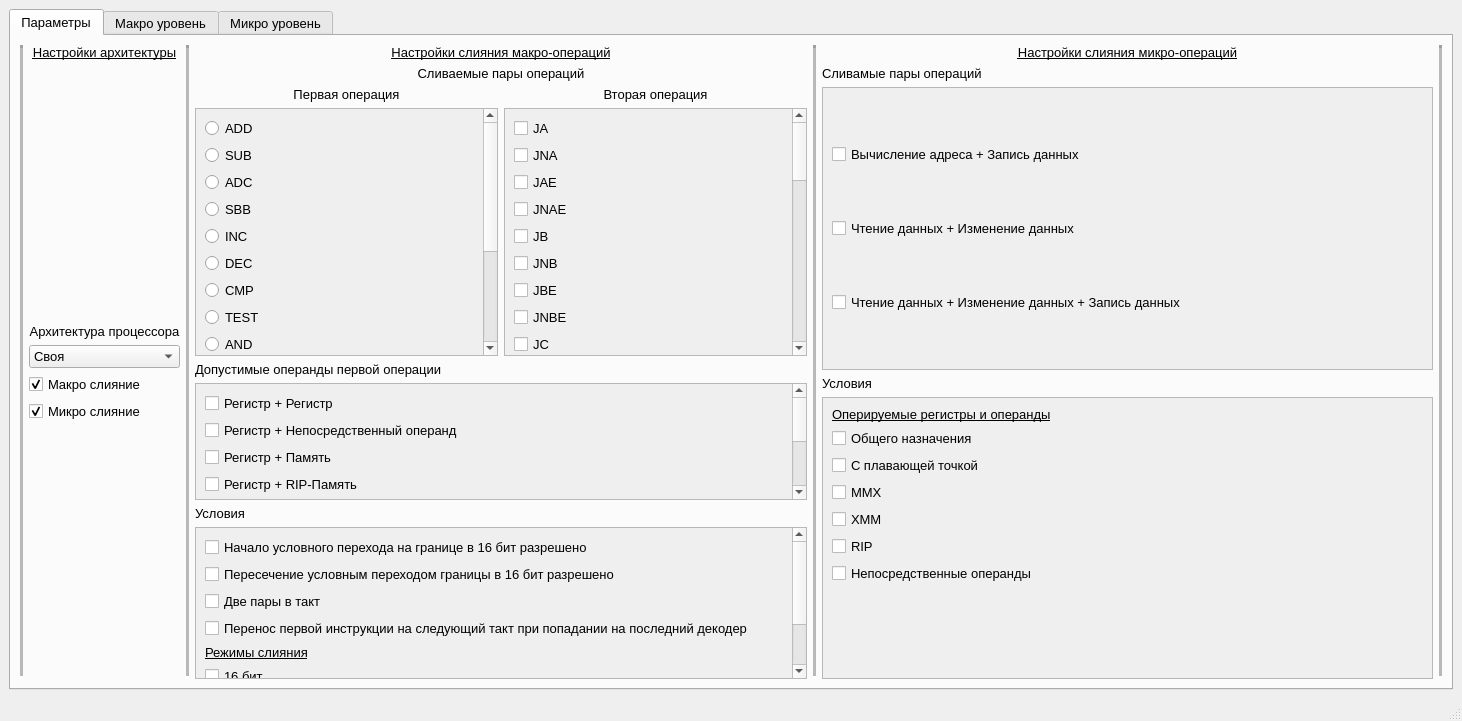
Before: the Qt Designer form mainwindow.ui in Nemilad/Fusion_Simulator, drawn with Qt 5.
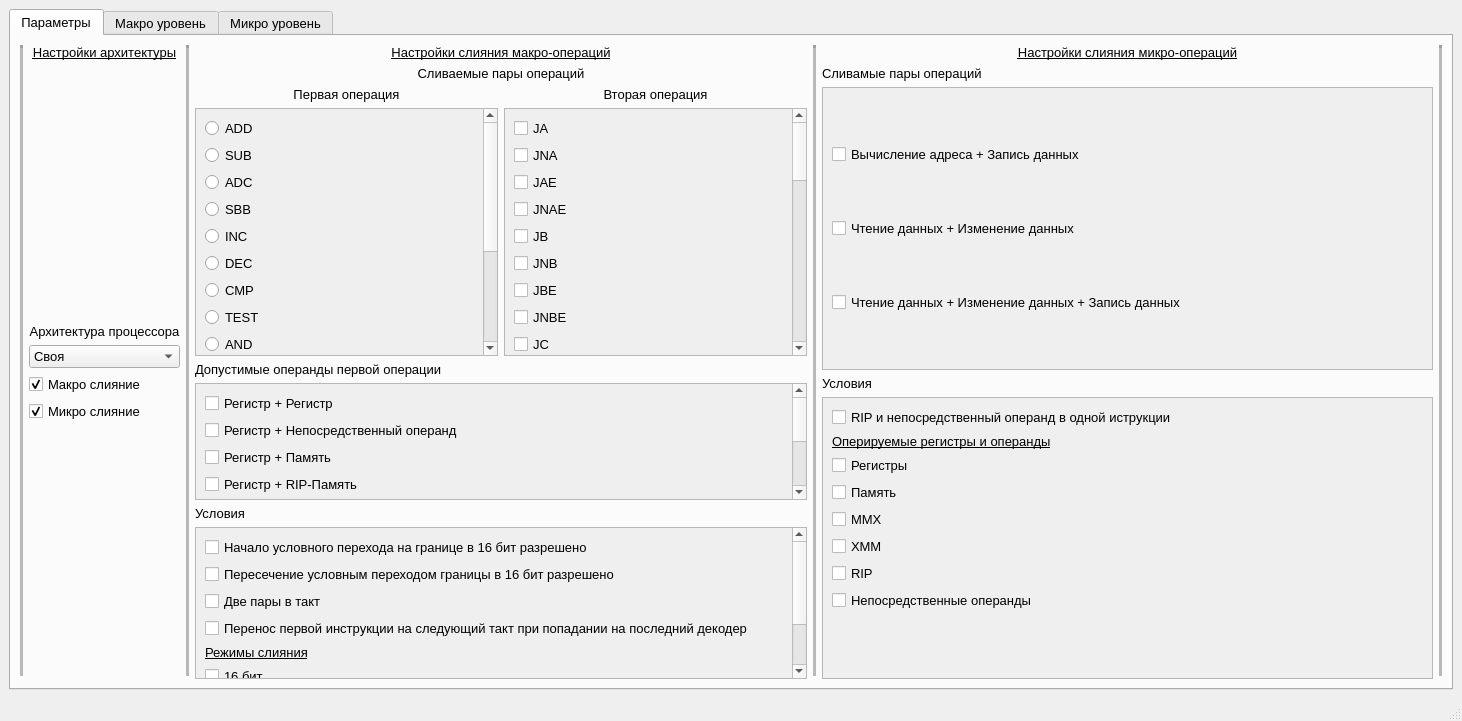
After: the same form once the commit is applied.

Commit message: Micro fusion base & ui change

What changed in the file:
```diff
--- a/mainwindow.ui
+++ b/mainwindow.ui
@@ -1159,6 +1159,13 @@
               </rect>
              </property>
              <layout class="QVBoxLayout" name="verticalLayout_10">
+              <item>
+               <widget class="QCheckBox" name="checkBox_micro_Rip_Imm">
+                <property name="text">
+                 <string>RIP и непосредственный операнд в одной иструкции</string>
+                </property>
+               </widget>
+              </item>
               <item>
                <widget class="QLabel" name="label_micro_operated_registers">
                 <property name="font">
@@ -1180,19 +1187,14 @@
                  </font>
                 </property>
                 <property name="text">
-                 <string>Общего назначения</string>
+                 <string>Регистры</string>
                 </property>
                </widget>
               </item>
               <item>
-               <widget class="QCheckBox" name="checkBox_micro_Float_Registers">
-                <property name="font">
-                 <font>
-                  <pointsize>10</pointsize>
-                 </font>
-                </property>
+               <widget class="QCheckBox" name="checkBox_micro_Mem">
                 <property name="text">
-                 <string>С плавающей точкой</string>
+                 <string>Память</string>
                 </property>
                </widget>
               </item>
```
Left out of the diff: 10 changed lines with no effect on the pictures. The commit also changes 2 other files.
